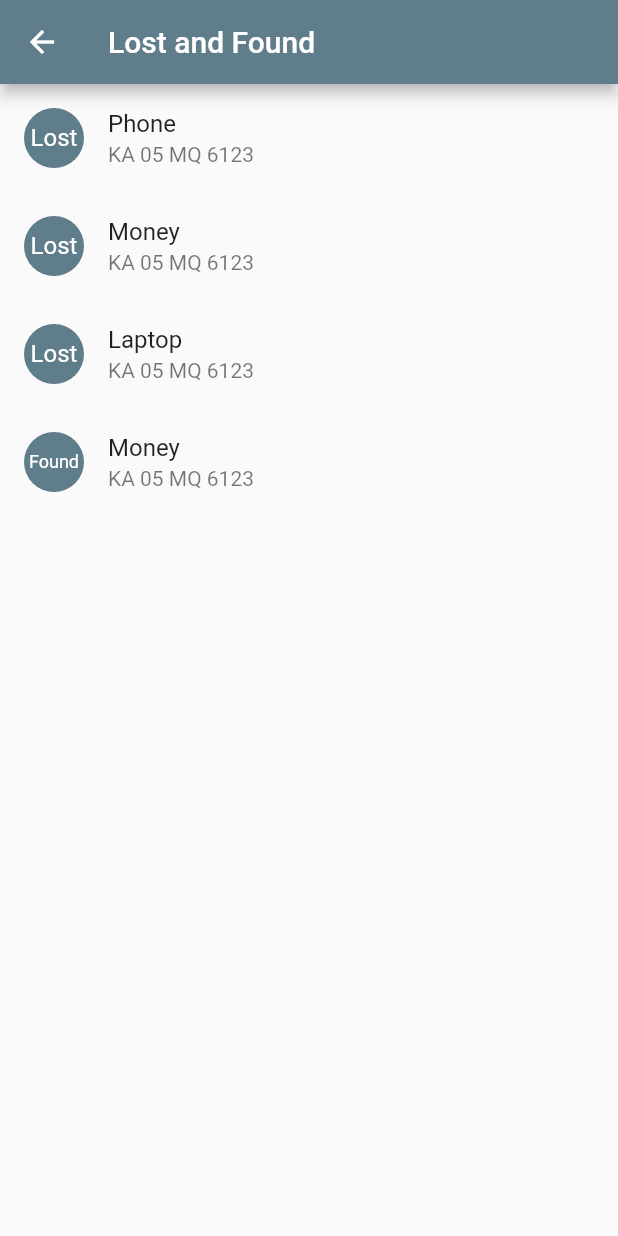
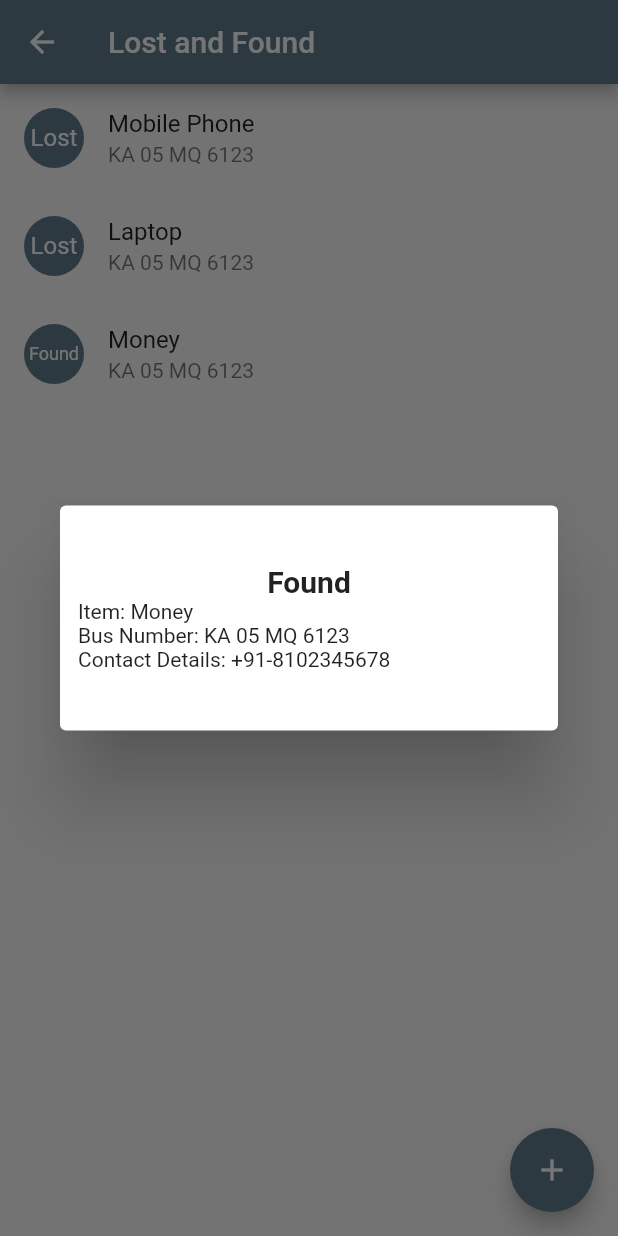
Before and after one commit to sathya-pramodh/Vidyut-Kranti, a Flutter app: the LostAndFoundPage screen opened directly, after a tap on "Found", on a phone screen of 412 x 824 dp. Run offline on Flutter 3.47's test engine with Material 2 defaults, Android fonts, the phone set to English and light mode, and no system bars; our stand-ins replace cloud_firestore, dropdown_search, firebase_auth, firebase_core, flutter_dotenv, geolocator and 2 more; missing offline and left inert: flutter_config, flutter_polyline_points, multilevel_drawer; accounts and stored records are empty.

Commit message:
Lost and found - add lost item button

```diff
--- a/lib/pages/lost_and_found_page.dart
+++ b/lib/pages/lost_and_found_page.dart
@@ -1,76 +1,223 @@
 import 'package:flutter/material.dart';
+
 
 class LostAndFoundPage extends StatelessWidget {
   const LostAndFoundPage({super.key});
 
+  // List<LostAndFoundCard> itemList = [];
+
   @override
   Widget build(BuildContext context) {
     return Scaffold(
+      floatingActionButton: FloatingActionButton(
+        backgroundColor: Colors.blueGrey,
+        child: Icon(
+          Icons.add,
+        ),
+        onPressed: () {
+          showModalBottomSheet(
+            context: context,
+            builder: (context) => GestureDetector(
+              onTap: () {},
+              child: MyForm(),
+              behavior: HitTestBehavior.opaque,
+            ),
+          );
+        },
+      ),
       appBar: AppBar(
         backgroundColor: Colors.blueGrey,
         title: Text('Lost and Found'),
       ),
       body: ListView(
         children: [
-          ListTile(
-            leading: CircleAvatar(
-              backgroundColor: Colors.blueGrey,
-              child: Text(
-                "Lost",
-                style: TextStyle(
-                  color: Colors.white,
-                ),
-              ),
-            ),
-            title: Text('Phone'),
-            subtitle: Text('KA 05 MQ 6123'),
-            onTap: () {},
+          LostAndFoundCard(
+            isLost: true,
+            busNumber: 'KA 05 MQ 6123',
+            itemName: 'Mobile Phone',
+            contactDetails: '+91-8102345678',
           ),
-          ListTile(
-            leading: CircleAvatar(
-              backgroundColor: Colors.blueGrey,
-              child: Text(
-                "Lost",
-                style: TextStyle(
-                  color: Colors.white,
-                ),
-              ),
-            ),
-            title: Text('Money'),
-            subtitle: Text('KA 05 MQ 6123'),
-            onTap: () {},
+          LostAndFoundCard(
+            isLost: true,
+            busNumber: 'KA 05 MQ 6123',
+            itemName: 'Laptop',
+            contactDetails: '+91-8102345678',
           ),
-          ListTile(
-            leading: CircleAvatar(
-              backgroundColor: Colors.blueGrey,
-              child: Text(
-                "Lost",
-                style: TextStyle(
-                  color: Colors.white,
-                ),
-              ),
-            ),
-            title: Text('Laptop'),
-            subtitle: Text('KA 05 MQ 6123'),
-            onTap: () {},
-          ),
-          ListTile(
-            leading: CircleAvatar(
-              backgroundColor: Colors.blueGrey,
-              child: Text(
-                "Found",
-                style: TextStyle(
-                  color: Colors.white,
-                  fontSize: 12,
-                ),
-              ),
-            ),
-            title: Text('Money'),
-            subtitle: Text('KA 05 MQ 6123'),
-            onTap: () {},
+          LostAndFoundCard(
+            isLost: false,
+            busNumber: 'KA 05 MQ 6123',
+            itemName: 'Money',
+            contactDetails: '+91-8102345678',
           ),
         ],
       ),
     );
   }
 }
+
+class LostAndFoundCard extends StatelessWidget {
+  const LostAndFoundCard({
+    super.key,
+    required this.itemName,
+    required this.busNumber,
+    required this.isLost,
+    required this.contactDetails,
+  });
+
+  final String itemName;
+  final String busNumber;
+  final String contactDetails;
+  final bool isLost;
+
+  @override
+  Widget build(BuildContext context) {
+    return ListTile(
+      leading: CircleAvatar(
+        backgroundColor: Colors.blueGrey,
+        child: Text(
+          isLost ? 'Lost' : 'Found',
+          style: TextStyle(
+            color: Colors.white,
+            fontSize: isLost ? 16 : 12,
+          ),
+        ),
+      ),
+      title: Text(itemName),
+      subtitle: Text(busNumber),
+      onTap: () {
+        showDialog(
+          context: context,
+          builder: (context) => Dialog(
+            child: Container(
+              height: 150,
+              padding: EdgeInsets.all(12),
+              child: Column(
+                mainAxisAlignment: MainAxisAlignment.center,
+                crossAxisAlignment: CrossAxisAlignment.start,
+                children: [
+                  // GridTile(child: ),
+                  Align(
+                    alignment: Alignment.center,
+                    child: Text(
+                      isLost ? 'Lost' : 'Found',
+                      textAlign: TextAlign.center,
+                      style: TextStyle(
+                        fontWeight: FontWeight.w600,
+                        fontSize: 20,
+                      ),
+                    ),
+                  ),
+                  Text('Item: ' + itemName),
+                  Text("Bus Number: " + busNumber),
+                  Text("Contact Details: " + contactDetails),
+                ],
+              ),
+            ),
+          ),
+        );
+      },
+    );
+  }
+}
+
+class MyForm extends StatefulWidget {
+  @override
+  _MyFormState createState() => _MyFormState();
+}
+
+class _MyFormState extends State<MyForm> {
+  final GlobalKey<FormState> _formKey = GlobalKey<FormState>();
+
+  String itemName = "";
+  String busNumber = "";
+  String contactDetails = "";
+  bool isLost = false;
+
+  @override
+  Widget build(BuildContext context) {
+    return SingleChildScrollView(
+      child: Container(
+        height: 350,
+        padding: const EdgeInsets.all(16.0),
+        child: Form(
+          key: _formKey,
+          child: Column(
+            children: <Widget>[
+              TextFormField(
+                decoration: InputDecoration(labelText: 'Item Name'),
+                validator: (value) {
+                  if (value!.isEmpty) {
+                    return 'Please enter item name';
+                  }
+                  return null;
+                },
+                onChanged: (value) {
+                  setState(() {
+                    itemName = value;
+                  });
+                },
+              ),
+              TextFormField(
+                decoration: InputDecoration(labelText: 'Bus Number'),
+                validator: (value) {
+                  if (value!.isEmpty) {
+                    return 'Please enter bus number';
+                  }
+                  return null;
+                },
+                onChanged: (value) {
+                  setState(() {
+                    busNumber = value;
+                  });
+                },
+              ),
+              TextFormField(
+                decoration: InputDecoration(labelText: 'Contact Details'),
+                validator: (value) {
+                  if (value!.isEmpty) {
+                    return 'Please enter contact details';
+                  }
+                  return null;
+                },
+                onChanged: (value) {
+                  setState(() {
+                    contactDetails = value;
+                  });
+                },
+              ),
+              Row(
+                children: <Widget>[
+                  Text('Is Lost?'),
+                  Checkbox(
+                    value: isLost,
+                    onChanged: (value) {
+                      setState(() {
+                        isLost = value!;
+                      });
+                    },
+                  ),
+                ],
+              ),
+              SizedBox(height: 20.0),
+              MaterialButton(
+                color: Colors.blueGrey,
+                textColor: Colors.white,
+                onPressed: () {
+                  if (_formKey.currentState!.validate()) {
+                    // Do something with the form data, e.g., submit to a server
+
+                    print('Item Name: $itemName');
+                    print('Bus Number: $busNumber');
+                    print('Contact Details: $contactDetails');
+                    print('Is Lost: $isLost');
+                  }
+                },
+                child: Text('Submit'),
+              ),
+            ],
+          ),
+        ),
+      ),
+    );
+  }
+}
```
